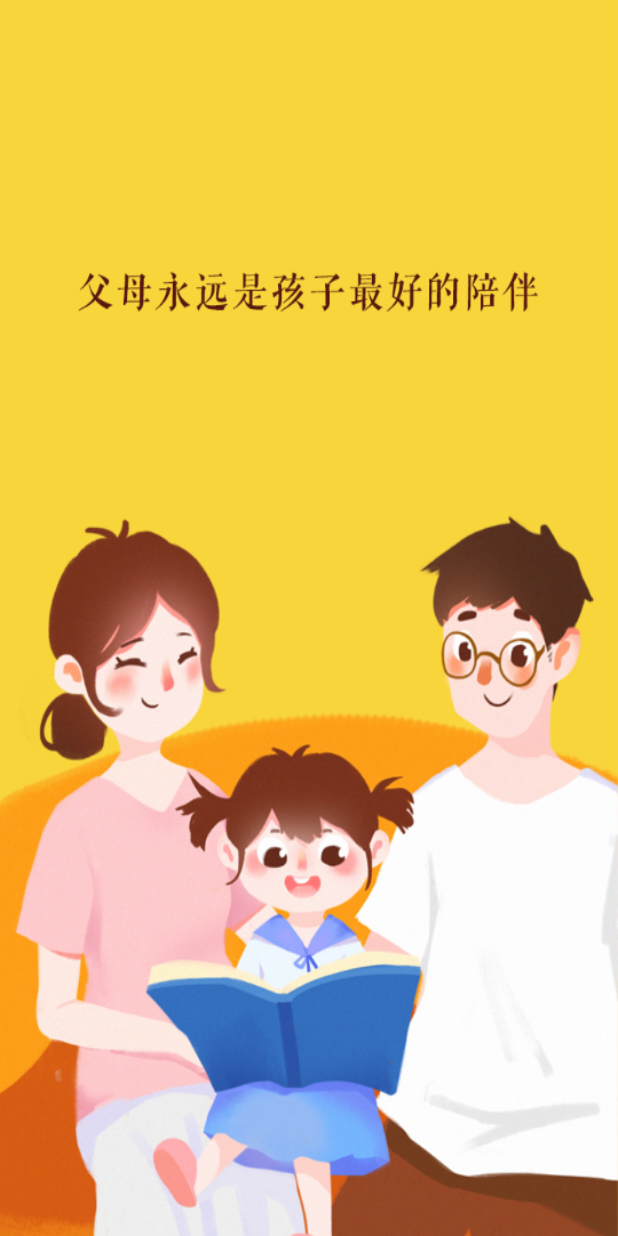
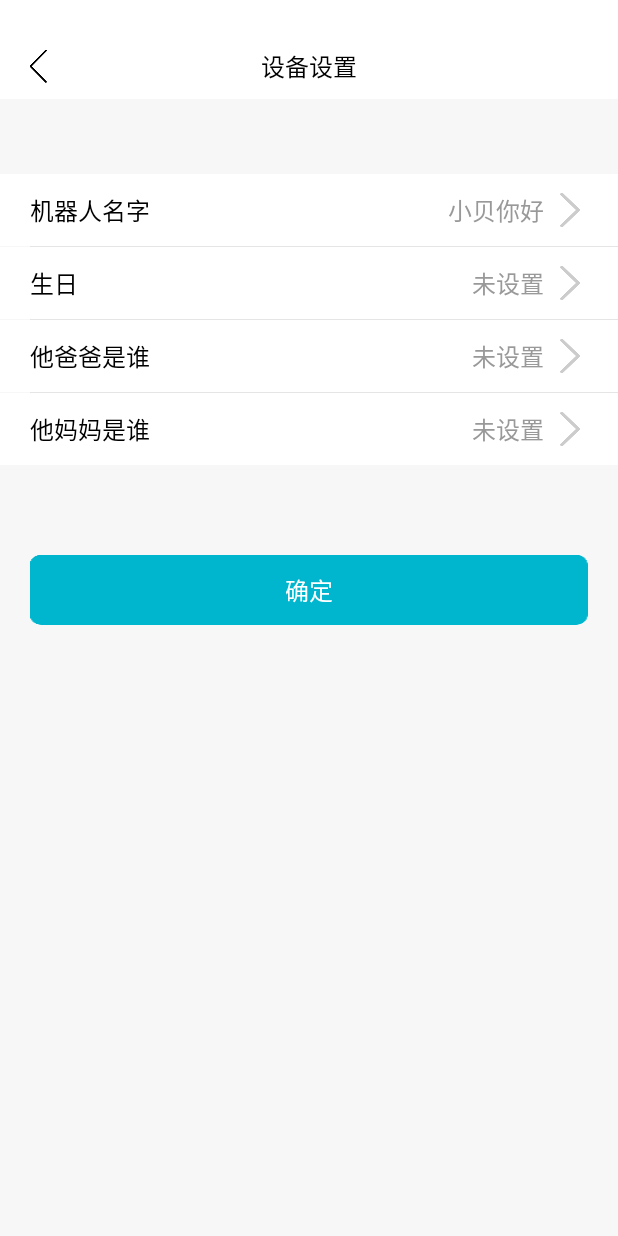
Before and after one commit to cgy529387306/bearya, an Android app: the first screen one second after launch (LoadingActivity before the commit, DeviceSettingActivity after it), on a phone screen of 412 x 824 dp. Run offline under Robolectric (Android 15) with nearby library versions, the phone set to English and light mode, and no system bars; libraries missing offline, so code that uses them is left out: com.tencent.bugly, com.zhy.http; 3 statements that could not run were skipped.

Commit message:
设备设置XXXXXXXXXXXXXXXXXXXXXXXXXXX

```diff
--- a/app/src/main/AndroidManifest.xml
+++ b/app/src/main/AndroidManifest.xml
@@ -36,7 +36,7 @@
         android:supportsRtl="true"
         android:theme="@style/AppTheme">
         <activity
-            android:name=".activity.LoadingActivity"
+            android:name=".activity.DeviceSettingActivity"
             android:launchMode="singleTop"
             android:screenOrientation="portrait"
             android:theme="@style/Theme.AppCompat.NoActionBar">
@@ -60,6 +60,10 @@
             android:theme="@style/Theme.AppCompat.NoActionBar" />
         <activity
             android:name=".activity.SettingActivity"
+            android:screenOrientation="portrait"
+            android:theme="@style/Theme.AppCompat.NoActionBar" />
+        <activity
+            android:name=".activity.EditActivity"
             android:screenOrientation="portrait"
             android:theme="@style/Theme.AppCompat.NoActionBar" />
         <activity
--- /dev/null
+++ b/app/src/main/java/com/bearya/robot/household/activity/DeviceSettingActivity.java
@@ -0,0 +1,87 @@
+package com.bearya.robot.household.activity;
+
+import android.app.DatePickerDialog;
+import android.app.Dialog;
+import android.content.Intent;
+import android.os.Bundle;
+import android.view.View;
+import android.widget.DatePicker;
+import android.widget.ImageView;
+import android.widget.TextView;
+
+import com.bearya.robot.household.R;
+import com.bearya.robot.household.utils.NavigationHelper;
+import com.bearya.robot.household.views.BaseActivity;
+import com.bearya.robot.household.views.ClearableEditText;
+
+import java.util.Calendar;
+
+
+public class DeviceSettingActivity extends BaseActivity implements View.OnClickListener{
+
+    private TextView tv_rabitName; //机器人名字
+    private TextView tv_birth; //生日
+    private TextView tv_whoseDad;// 他爸爸是谁
+    private TextView tv_whoseMom;// 他妈妈是谁
+    private final int EDIT_RABITNAME = 1;
+    private final int EDIT_BIRTH = 2;
+    private final int EDIT_WHOSEDAD = 3;
+    private final int EDIT_WHOSEMOM = 4;
+
+    @Override
+    protected void onCreate(Bundle savedInstanceState) {
+        super.onCreate(savedInstanceState);
+        setContentView(R.string.device_setting,R.layout.activity_device_setting);
+        initView();
+        initListener();
+    }
+
+    private void initView() {
+        tv_rabitName = (TextView) findViewById(R.id.tv_rabitName);
+        tv_birth = (TextView) findViewById(R.id.tv_birth);
+        tv_whoseDad = (TextView) findViewById(R.id.tv_whoseDad);
+        tv_whoseMom = (TextView) findViewById(R.id.tv_whoseMom);
+    }
+    private void initListener(){
+        tv_rabitName.setOnClickListener(this);
+        tv_birth.setOnClickListener(this);
+        tv_whoseDad.setOnClickListener(this);
+        tv_whoseMom.setOnClickListener(this);
+    }
+
+    @Override
+    public void onClick(View v) {
+        int id = v.getId();
+        Bundle bundle = new Bundle();
+        if (id == R.id.tv_rabitName){
+            bundle.putString("edit", "机器人名字");
+            NavigationHelper.startActivityForResult(DeviceSettingActivity.this,EditActivity.class,bundle,EDIT_RABITNAME);
+        }else if (id == R.id.tv_birth){
+            bundle.putString("edit", "生日");
+            NavigationHelper.startActivityForResult(DeviceSettingActivity.this,EditActivity.class,bundle,EDIT_BIRTH);
+        }else if (id == R.id.tv_whoseDad){
+            bundle.putString("edit", "他爸爸是谁");
+            NavigationHelper.startActivityForResult(DeviceSettingActivity.this,EditActivity.class,bundle,EDIT_WHOSEDAD);
+        }else if (id == R.id.tv_whoseMom){
+            bundle.putString("edit","他妈妈是谁");
+            NavigationHelper.startActivityForResult(DeviceSettingActivity.this,EditActivity.class,bundle,EDIT_WHOSEMOM);
+        }
+    }
+
+    @Override
+    protected void onActivityResult(int requestCode, int resultCode, Intent data) {
+        super.onActivityResult(requestCode, resultCode, data);
+        if (resultCode == 0){
+            if (requestCode == EDIT_RABITNAME){
+                tv_rabitName.setText(data.getStringExtra("content"));
+            }else if (requestCode == EDIT_BIRTH){
+                tv_birth.setText(data.getStringExtra("content"));
+            }else if (requestCode == EDIT_WHOSEDAD){
+                tv_whoseDad.setText(data.getStringExtra("content"));
+            }else if (requestCode == EDIT_WHOSEMOM){
+                tv_whoseMom.setText(data.getStringExtra("content"));
+            }
+
+        }
+    }
+}
--- /dev/null
+++ b/app/src/main/res/layout/activity_device_setting.xml
@@ -0,0 +1,161 @@
+<?xml version="1.0" encoding="utf-8"?>
+<LinearLayout xmlns:android="http://schemas.android.com/apk/res/android"
+    android:layout_width="match_parent"
+    android:layout_height="match_parent"
+    android:background="@color/colorBackground"
+    android:orientation="vertical">
+
+    <LinearLayout
+        android:layout_width="match_parent"
+        android:layout_height="48dp"
+        android:paddingLeft="20dp"
+        android:paddingRight="20dp"
+        android:layout_marginTop="50dp"
+        android:background="@color/colorWhite">
+
+        <TextView
+            android:layout_width="0dp"
+            android:layout_weight="1"
+            android:layout_height="match_parent"
+            android:gravity="start|center"
+            android:textColor="@color/colorBlack"
+            android:textSize="@dimen/activity_text_size"
+            android:text="@string/rabitName"/>
+
+        <TextView
+            android:id="@+id/tv_rabitName"
+            android:layout_width="wrap_content"
+            android:layout_height="match_parent"
+            android:gravity="end|center"
+            android:textColor="@color/colorTextGray"
+            android:text="小贝你好"
+            android:textSize="@dimen/activity_text_size"
+            android:drawableRight="@mipmap/icon_list_arrow"
+            android:drawablePadding="5dp"/>
+
+    </LinearLayout>
+
+    <View
+        android:layout_width="match_parent"
+        android:layout_height="0.5dp"
+        android:layout_marginLeft="20dp"
+        android:background="@color/colorGray"  />
+
+    <LinearLayout
+        android:layout_width="match_parent"
+        android:layout_height="48dp"
+        android:paddingLeft="20dp"
+        android:paddingRight="20dp"
+        android:background="@color/colorWhite">
+
+        <TextView
+            android:layout_width="0dp"
+            android:layout_weight="1"
+            android:layout_height="match_parent"
+            android:gravity="start|center"
+            android:textColor="@color/colorBlack"
+            android:textSize="@dimen/activity_text_size"
+            android:text="@string/birth"/>
+
+        <TextView
+            android:id="@+id/tv_birth"
+            android:layout_width="wrap_content"
+            android:layout_height="match_parent"
+            android:gravity="end|center"
+            android:textColor="@color/colorTextGray"
+            android:text="@string/no_setting"
+            android:textSize="@dimen/activity_text_size"
+            android:drawableRight="@mipmap/icon_list_arrow"
+            android:drawablePadding="5dp"/>
+
+    </LinearLayout>
+
+    <View
+        android:layout_width="match_parent"
+        android:layout_height="0.5dp"
+        android:layout_marginLeft="20dp"
+        android:background="@color/colorGray"  />
+
+    <LinearLayout
+        android:layout_width="match_parent"
+        android:layout_height="48dp"
+        android:paddingLeft="20dp"
+        android:paddingRight="20dp"
+        android:background="@color/colorWhite">
+
+        <TextView
+            android:layout_width="0dp"
+            android:layout_weight="1"
+            android:layout_height="match_parent"
+            android:gravity="start|center"
+            android:textColor="@color/colorBlack"
+            android:textSize="@dimen/activity_text_size"
+            android:text="@string/whose_dad"/>
+
+        <TextView
+            android:id="@+id/tv_whoseDad"
+            android:layout_width="wrap_content"
+            android:layout_height="match_parent"
+            android:gravity="end|center"
+            android:textColor="@color/colorTextGray"
+            android:text="@string/no_setting"
+            android:textSize="@dimen/activity_text_size"
+            android:drawableRight="@mipmap/icon_list_arrow"
+            android:drawablePadding="5dp"/>
+
+    </LinearLayout>
+
+    <View
+        android:layout_width="match_parent"
+        android:layout_height="0.5dp"
+        android:layout_marginLeft="20dp"
+        android:background="@color/colorGray"  />
+
+    <LinearLayout
+        android:layout_width="match_parent"
+        android:layout_height="48dp"
+        android:paddingLeft="20dp"
+        android:paddingRight="20dp"
+        android:background="@color/colorWhite">
+
+        <TextView
+            android:layout_width="0dp"
+            android:layout_weight="1"
+            android:layout_height="match_parent"
+            android:gravity="start|center"
+            android:textColor="@color/colorBlack"
+            android:textSize="@dimen/activity_text_size"
+            android:text="@string/whose_mom"/>
+
+        <TextView
+            android:id="@+id/tv_whoseMom"
+            android:layout_width="wrap_content"
+            android:layout_height="match_parent"
+            android:gravity="end|center"
+            android:textColor="@color/colorTextGray"
+            android:text="@string/no_setting"
+            android:textSize="@dimen/activity_text_size"
+            android:drawableRight="@mipmap/icon_list_arrow"
+            android:drawablePadding="5dp"/>
+
+    </LinearLayout>
+
+    <TextView
+        android:id="@+id/tv_logout"
+        android:layout_width="match_parent"
+        android:layout_height="wrap_content"
+        android:layout_marginLeft="20dp"
+        android:layout_marginRight="20dp"
+        android:layout_marginTop="60dp"
+        android:background="@mipmap/bind_parent"
+        android:textSize="@dimen/activity_text_size"
+        android:text="@string/confirm"
+        android:textColor="@color/colorWhite"
+        android:gravity="center"/>
+
+    <View
+        android:layout_width="match_parent"
+        android:layout_height="0dp"
+        android:layout_weight="1"/>
+
+</LinearLayout>
--- a/app/src/main/res/values/strings.xml
+++ b/app/src/main/res/values/strings.xml
@@ -74,4 +74,12 @@
     <string name="girl">女</string>
     <string name="babyInfo">宝宝资料</string>
     <string name="title_setting">设置</string>
+    <string name="no_setting">未设置</string>
+    <string name="rabitName">机器人名字</string>
+    <string name="birth">生日</string>
+    <string name="whose_dad">他爸爸是谁</string>
+    <string name="whose_mom">他妈妈是谁</string>
+    <string name="device_setting">设备设置</string>
+    <string name="edit">编辑</string>
+    <string name="input">请输入...</string>
 </resources>
```
Also changed, not shown: app/src/main/java/com/bearya/robot/household/activity/EditActivity.java (added, +63 -0 lines), app/src/main/res/layout/activity_edit.xml (added, +40 -0 lines).
